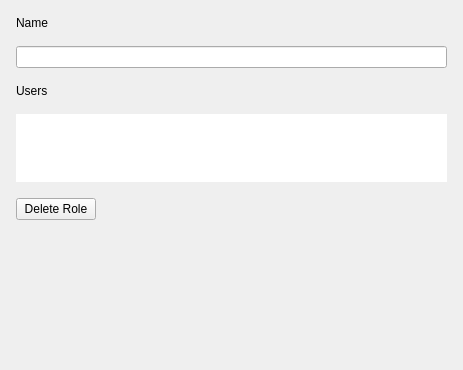
networkoptix/nx_open, file client/src/ui/widgets/properties/user_group_settings_widget.ui: the form before one commit.
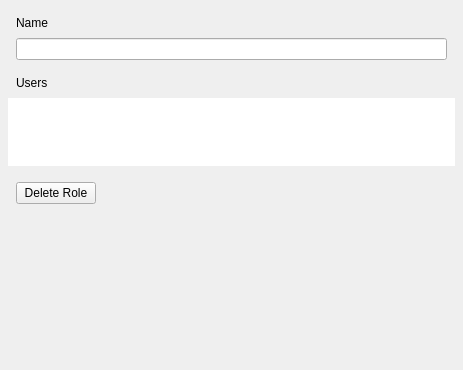
The form after the commit. Custom widgets are drawn as their Qt base class.

Commit message:
Work on user roles editing GUI
<==== Mercurial data ====>
Branch: dev_3.0.0_gui

What changed in the file:
```diff
--- a/client/src/ui/widgets/properties/user_group_settings_widget.ui
+++ b/client/src/ui/widgets/properties/user_group_settings_widget.ui
@@ -10,24 +10,30 @@
     <height>370</height>
    </rect>
   </property>
-  <layout class="QVBoxLayout" name="verticalLayout_3">
+  <layout class="QVBoxLayout" name="verticalLayout_4">
    <property name="spacing">
-    <number>16</number>
+    <number>8</number>
    </property>
    <property name="leftMargin">
-    <number>16</number>
+    <number>8</number>
    </property>
    <property name="topMargin">
     <number>16</number>
    </property>
    <property name="rightMargin">
-    <number>16</number>
+    <number>8</number>
    </property>
    <property name="bottomMargin">
-    <number>0</number>
+    <number>8</number>
    </property>
    <item>
     <layout class="QVBoxLayout" name="verticalLayout">
+     <property name="leftMargin">
+      <number>8</number>
+     </property>
+     <property name="rightMargin">
+      <number>8</number>
+     </property>
      <item>
       <widget class="QLabel" name="nameLabel">
        <property name="text">
@@ -42,6 +48,15 @@
    </item>
    <item>
     <layout class="QVBoxLayout" name="verticalLayout_2">
+     <property name="leftMargin">
+      <number>8</number>
+     </property>
+     <property name="topMargin">
+      <number>8</number>
+     </property>
+     <property name="rightMargin">
+      <number>8</number>
+     </property>
      <item>
       <widget class="QLabel" name="usersLabel">
        <property name="text">
@@ -49,6 +64,8 @@
        </property>
       </widget>
      </item>
+    </layout>
+   </item>
      <item>
       <widget class="QnTreeView" name="usersListTreeView">
        <property name="sizePolicy">
@@ -72,6 +89,12 @@
        <property name="selectionMode">
         <enum>QAbstractItemView::NoSelection</enum>
        </property>
+     <property name="iconSize">
+      <size>
+       <width>20</width>
+       <height>20</height>
+      </size>
+     </property>
        <property name="rootIsDecorated">
         <bool>false</bool>
        </property>
@@ -80,8 +103,17 @@
        </property>
       </widget>
      </item>
-    </layout>
-   </item>
+   <item>
+    <layout class="QVBoxLayout" name="verticalLayout_3">
+     <property name="leftMargin">
+      <number>8</number>
+     </property>
+     <property name="topMargin">
+      <number>8</number>
+     </property>
+     <property name="rightMargin">
+      <number>8</number>
+     </property>
    <item>
     <widget class="QPushButton" name="deleteGroupButton">
      <property name="sizePolicy">
@@ -95,6 +127,8 @@
      </property>
     </widget>
    </item>
+    </layout>
+   </item>
    <item>
     <spacer name="verticalSpacer">
      <property name="orientation">
@@ -103,7 +137,7 @@
      <property name="sizeHint" stdset="0">
       <size>
        <width>20</width>
-       <height>40</height>
+       <height>147</height>
       </size>
      </property>
     </spacer>
```
Left out of the diff: 6 changed lines with no effect on the pictures. Lines whose indentation alone changed are shown as unchanged. The commit also changes 4 other files.
